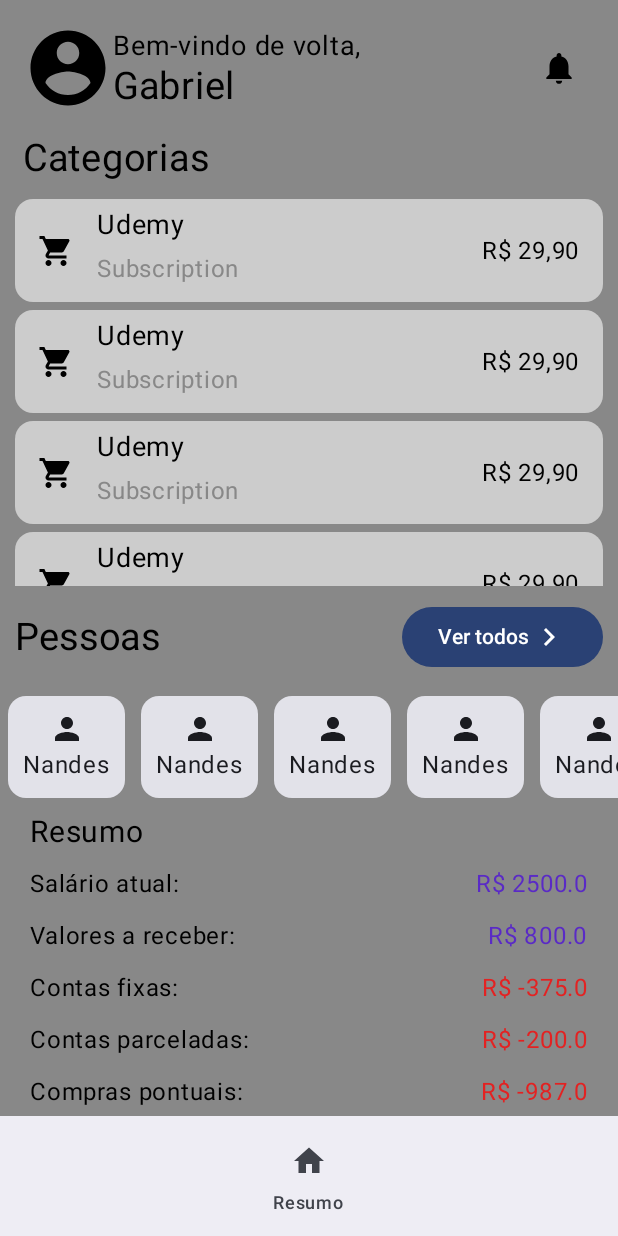
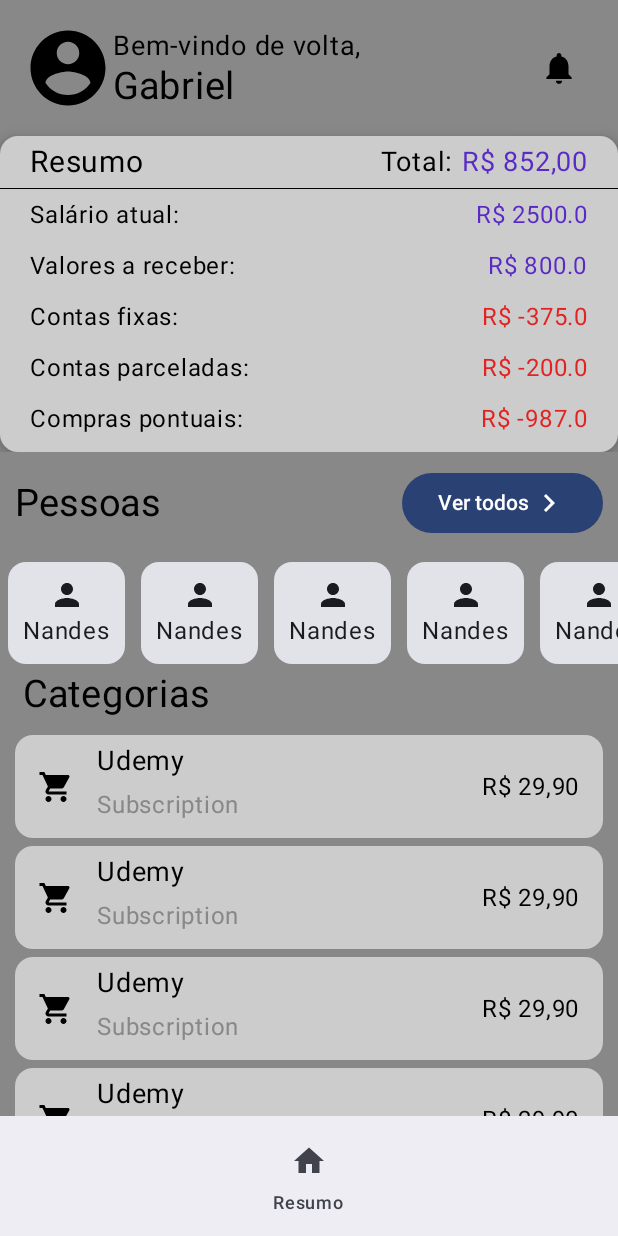
Before and after one commit to GabiNandes09/MyFinances, an Android app built with Jetpack Compose: the MainUI screen opened through its navigation route, on a phone screen of 412 x 824 dp. Run offline under Robolectric (Android 15) with nearby library versions, the phone set to English and light mode, and no system bars.

Commit message:
Melhorias visuais, resumo de finanças e Main Page

```diff
--- a/app/src/main/java/com/rogue/financesrogue/ui/screen/main/MainUI.kt
+++ b/app/src/main/java/com/rogue/financesrogue/ui/screen/main/MainUI.kt
@@ -13,7 +13,7 @@ import com.rogue.financesrogue.ui.screen.main.componentes.MainBottomBar
 import com.rogue.financesrogue.ui.screen.main.componentes.PersonListResume
 import com.rogue.financesrogue.ui.screen.main.componentes.ProfileHeader
 
-//V1 - 09/01/25
+//V2 - 15/01/25
 @Composable
 fun MainUI() {
     Scaffold(
@@ -26,9 +26,9 @@ fun MainUI() {
             modifier = Modifier.padding(paddingValues)
         ) {
             item { ProfileHeader() }
+            item { FinancesResume() }
+            item { PersonListResume() }
             item { CategoriesListResume() }
-            item { PersonListResume() }
-            item { FinancesResume() }
         }
     }
 }
--- a/app/src/main/java/com/rogue/financesrogue/ui/screen/main/componentes/CategoriesListResume.kt
+++ b/app/src/main/java/com/rogue/financesrogue/ui/screen/main/componentes/CategoriesListResume.kt
@@ -24,14 +24,18 @@ import androidx.compose.ui.tooling.preview.Preview
 import androidx.compose.ui.unit.dp
 import androidx.compose.ui.unit.sp
 
+//v1 - 15/01/2025
 @Composable
 fun CategoriesListResume() {
-    LazyColumn(
-        modifier = Modifier.background(Color.Gray).heightIn(max = 300.dp)
+    Column(
+        modifier = Modifier
+            .background(Color.Gray)
+            .heightIn(max = 300.dp)
     ) {
-        item {
         Row(
-                modifier = Modifier.fillMaxWidth().padding(bottom = 10.dp),
+            modifier = Modifier
+                .fillMaxWidth()
+                .padding(bottom = 10.dp),
             verticalAlignment = Alignment.CenterVertically
         ) {
             Text(
@@ -41,6 +45,11 @@ fun CategoriesListResume() {
             )
         }
     }
+    LazyColumn(
+        modifier = Modifier
+            .background(Color.Gray)
+            .heightIn(max = 300.dp)
+    ) {
         for (i in 1..5){
             item {
                 CategoryItem()
@@ -52,7 +61,9 @@ fun CategoriesListResume() {
 @Composable
 private fun CategoryItem() {
     Card(
-        modifier = Modifier.fillMaxWidth().padding(horizontal = 10.dp, vertical = 2.5.dp),
+        modifier = Modifier
+            .fillMaxWidth()
+            .padding(horizontal = 10.dp, vertical = 2.5.dp),
         colors = CardDefaults.cardColors(containerColor = Color.LightGray)
     ) {
         Row(
--- a/app/src/main/java/com/rogue/financesrogue/ui/screen/main/componentes/FinancesResume.kt
+++ b/app/src/main/java/com/rogue/financesrogue/ui/screen/main/componentes/FinancesResume.kt
@@ -2,14 +2,18 @@ package com.rogue.financesrogue.ui.screen.main.componentes
 
 import androidx.compose.foundation.background
 import androidx.compose.foundation.layout.Arrangement
+import androidx.compose.foundation.layout.Box
 import androidx.compose.foundation.layout.Column
 import androidx.compose.foundation.layout.Row
 import androidx.compose.foundation.layout.Spacer
 import androidx.compose.foundation.layout.fillMaxWidth
 import androidx.compose.foundation.layout.height
 import androidx.compose.foundation.layout.padding
+import androidx.compose.material3.CardDefaults
+import androidx.compose.material3.ElevatedCard
 import androidx.compose.material3.Text
 import androidx.compose.runtime.Composable
+import androidx.compose.ui.Alignment
 import androidx.compose.ui.Modifier
 import androidx.compose.ui.graphics.Color
 import androidx.compose.ui.res.colorResource
@@ -18,31 +22,52 @@ import androidx.compose.ui.unit.dp
 import androidx.compose.ui.unit.sp
 import com.rogue.financesrogue.R
 
+//v3 - 15/01/2025
 @Composable
 fun FinancesResume() {
+    ElevatedCard(
+        elevation = CardDefaults.cardElevation(
+            defaultElevation = 6.dp
+        ),
+        colors = CardDefaults.cardColors(containerColor = Color.LightGray)
+    ) {
         Column(
             modifier = Modifier.fillMaxWidth()
         ) {
+            Row(
+                verticalAlignment = Alignment.CenterVertically,
+                modifier = Modifier
+                    .fillMaxWidth()
+                    .padding(horizontal = 20.dp, vertical = 5.dp)
+            ) {
                 Text(
                     text = "Resumo",
-            modifier = Modifier.padding(horizontal = 20.dp, vertical = 5.dp),
-            fontSize = 20.sp
+                    fontSize = 20.sp,
+                    modifier = Modifier.weight(1f)
                 )
+                Text(
+                    text = "Total: ",
+                    fontSize = 18.sp
+                )
+                Text(
+                    text = "R$ 852,00",
+                    fontSize = 18.sp,
+                    color = colorResource(id = R.color.Blue)
+                )
+            }
+            Spacer(modifier = Modifier
+                .padding(bottom = 5.dp)
+                .height(0.5.dp)
+                .fillMaxWidth()
+                .background(Color.Black))
             ItemRow(title = "Salário atual", value = 2500.0)
             ItemRow(title = "Valores a receber", value = 800.0)
             ItemRow(title = "Contas fixas", value = -375.0)
             ItemRow(title = "Contas parceladas", value = -200.0)
             ItemRow(title = "Compras pontuais", value = -987.0)
 
-        Spacer(
-            modifier = Modifier
-                .padding(vertical = 10.dp)
-                .background(Color.Black)
-                .height(2.dp)
-                .fillMaxWidth()
 
-        )
-        ItemRow(title = "Total", value = 987.0)
+        }
     }
 }
 
@@ -54,7 +79,7 @@ private fun ItemRow(
     Row(
         modifier = Modifier
             .fillMaxWidth()
-            .padding(horizontal = 20.dp, vertical = 5.dp),
+            .padding(start = 20.dp, end = 20.dp, bottom = 10.dp),
         horizontalArrangement = Arrangement.SpaceBetween
     ) {
         Text(
```
Also changed, not shown: app/src/main/java/com/rogue/financesrogue/MainActivity.kt (+0 -114 lines). Lines whose indentation alone changed are shown as unchanged.
